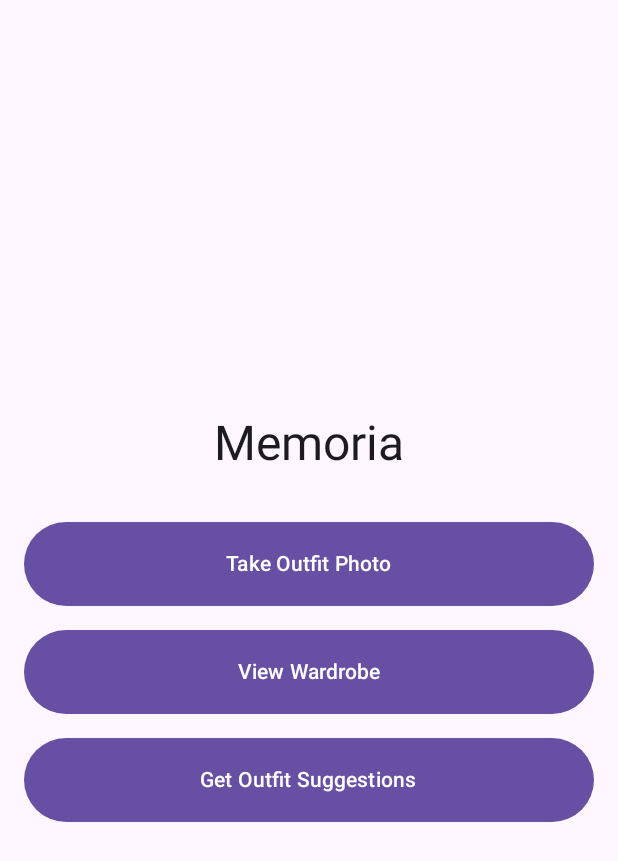
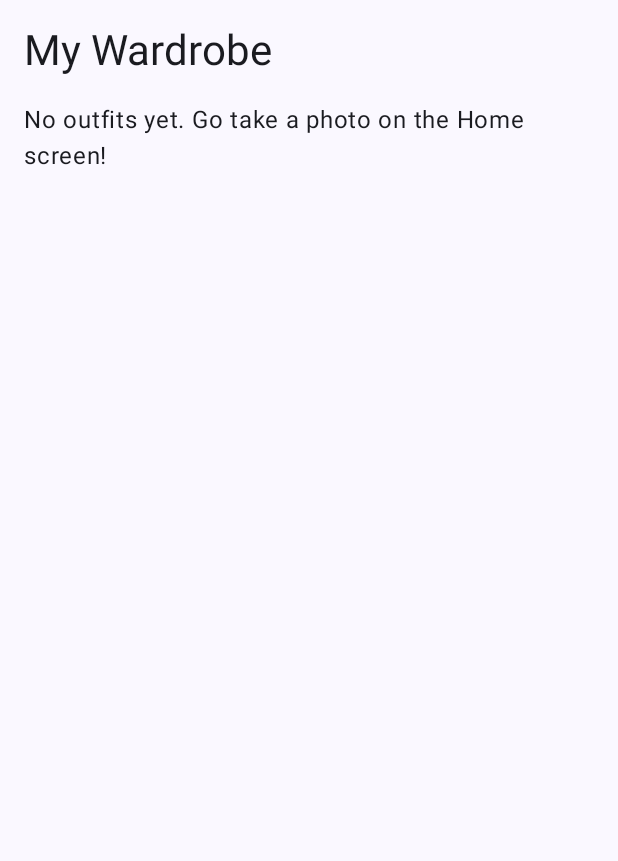
Before and after one commit to WillDvorak/MemoriaAndroid, an Android app built with Jetpack Compose: the screen it shows after launch (MainActivity), after a tap on "View Wardrobe", on a phone screen of 412 x 824 dp. Shown: the top 861 px of the screen. Run offline under Robolectric (Android 15) with nearby library versions, the phone set to English and light mode, and no system bars.

Commit message:
implemented navhost, uri list of images for display in wardrobeScreen

```diff
--- a/app/build.gradle.kts
+++ b/app/build.gradle.kts
@@ -51,6 +51,7 @@ dependencies {
     implementation(libs.androidx.compose.ui.graphics)
     implementation(libs.androidx.compose.ui.tooling.preview)
     implementation(libs.androidx.compose.material3)
+    implementation(libs.androidx.navigation.compose)
     testImplementation(libs.junit)
     androidTestImplementation(libs.androidx.junit)
     androidTestImplementation(libs.androidx.espresso.core)
--- a/app/src/main/java/com/cs407/memoria/MainActivity.kt
+++ b/app/src/main/java/com/cs407/memoria/MainActivity.kt
@@ -16,123 +16,22 @@ import androidx.compose.ui.Modifier
 import androidx.compose.ui.unit.dp
 import androidx.core.content.ContextCompat
 import androidx.core.content.FileProvider
+import com.cs407.memoria.ui.HomeScreen
+import com.cs407.memoria.ui.theme.MemoriaTheme
 import java.io.File
 
 class MainActivity : ComponentActivity() {
     override fun onCreate(savedInstanceState: Bundle?) {
         super.onCreate(savedInstanceState)
         setContent {
-            MaterialTheme {
+            MemoriaTheme {
                 Surface(
                     modifier = Modifier.fillMaxSize(),
                     color = MaterialTheme.colorScheme.background
                 ) {
-                    HomeScreen()
+                    Memoria()
                 }
             }
         }
     }
-
-    @Composable
-    fun HomeScreen() {
-        var hasCameraPermission by remember {
-            mutableStateOf(
-                ContextCompat.checkSelfPermission(
-                    this,
-                    Manifest.permission.CAMERA
-                ) == PackageManager.PERMISSION_GRANTED
-            )
-        }
-
-        var capturedImageUri by remember { mutableStateOf<Uri?>(null) }
-
-        // Permission launcher
-        val permissionLauncher = rememberLauncherForActivityResult(
-            contract = ActivityResultContracts.RequestPermission()
-        ) { isGranted ->
-            hasCameraPermission = isGranted
-        }
-
-        // Camera launcher
-        val cameraLauncher = rememberLauncherForActivityResult(
-            contract = ActivityResultContracts.TakePicture()
-        ) { success ->
-            if (success) {
-                // Photo was captured successfully
-                // capturedImageUri now contains the image
-            }
-        }
-
-        Column(
-            modifier = Modifier
-                .fillMaxSize()
-                .padding(16.dp),
-            horizontalAlignment = Alignment.CenterHorizontally,
-            verticalArrangement = Arrangement.Center
-        ) {
-            Text(
-                text = "Memoria",
-                style = MaterialTheme.typography.headlineLarge,
-                modifier = Modifier.padding(bottom = 32.dp)
-            )
-
-            if (hasCameraPermission) {
-                Button(
-                    onClick = {
-                        val uri = createImageUri()
-                        capturedImageUri = uri
-                        cameraLauncher.launch(uri)
-                    },
-                    modifier = Modifier
-                        .fillMaxWidth()
-                        .height(56.dp)
-                ) {
-                    Text("Take Outfit Photo")
-                }
-
-                Spacer(modifier = Modifier.height(16.dp))
-
-                Button(
-                    onClick = { /* Navigate to wardrobe screen */ },
-                    modifier = Modifier
-                        .fillMaxWidth()
-                        .height(56.dp)
-                ) {
-                    Text("View Wardrobe")
-                }
-
-                Spacer(modifier = Modifier.height(16.dp))
-
-                Button(
-                    onClick = { /* Navigate to recommendations screen */ },
-                    modifier = Modifier
-                        .fillMaxWidth()
-                        .height(56.dp)
-                ) {
-                    Text("Get Outfit Suggestions")
-                }
-            } else {
-                Text(
-                    text = "Camera permission is required to take photos",
-                    modifier = Modifier.padding(bottom = 16.dp)
-                )
-                Button(
-                    onClick = {
-                        permissionLauncher.launch(Manifest.permission.CAMERA)
-                    }
-                ) {
-                    Text("Grant Camera Permission")
-                }
-            }
-        }
-    }
-
-    private fun createImageUri(): Uri {
-        val imageFile = File(filesDir, "outfit_${System.currentTimeMillis()}.jpg")
-        return FileProvider.getUriForFile(
-            this,
-            "${packageName}.fileprovider",
-            imageFile
-        )
-    }
 }
--- /dev/null
+++ b/app/src/main/java/com/cs407/memoria/NavPages.kt
@@ -0,0 +1,49 @@
+package com.cs407.memoria
+
+import android.net.Uri
+import androidx.compose.runtime.Composable
+import androidx.compose.runtime.LaunchedEffect
+import androidx.compose.runtime.collectAsState
+import androidx.compose.runtime.getValue
+import androidx.compose.runtime.mutableStateListOf
+import androidx.compose.runtime.remember
+import androidx.compose.ui.Modifier
+import androidx.navigation.NavGraph.Companion.findStartDestination
+import androidx.navigation.NavHostController
+import androidx.navigation.compose.NavHost
+import androidx.navigation.compose.composable
+import androidx.navigation.compose.rememberNavController
+import com.cs407.memoria.ui.HomeScreen
+import com.cs407.memoria.ui.WardrobeScreen
+
+
+@Composable
+fun Memoria(modifier: Modifier = Modifier) {
+    val navController = rememberNavController()
+
+    // Shared state: outfit URIs for the whole app
+    val outfitUris = remember { mutableStateListOf<Uri>() }
+
+    NavHost(
+        navController = navController,
+        startDestination = "home",
+        modifier = modifier
+    ) {
+        composable("home") {
+            HomeScreen(
+                onViewWardrobe = {
+                    navController.navigate("wardrobe")
+                },
+                onAddOutfit = { uri ->
+                    outfitUris.add(uri)
+                }
+            )
+        }
+
+        composable("wardrobe") {
+            WardrobeScreen(
+                outfitImages = outfitUris
+            )
+        }
+    }
+}
--- /dev/null
+++ b/app/src/main/java/com/cs407/memoria/ui/HomeScreen.kt
@@ -0,0 +1,135 @@
+package com.cs407.memoria.ui
+
+import android.Manifest
+import android.content.pm.PackageManager
+import android.net.Uri
+import androidx.activity.compose.rememberLauncherForActivityResult
+import androidx.activity.result.contract.ActivityResultContracts
+import androidx.compose.foundation.layout.*
+import androidx.compose.material3.Button
+import androidx.compose.material3.MaterialTheme
+import androidx.compose.material3.Text
+import androidx.compose.runtime.*
+import androidx.compose.ui.Alignment
+import androidx.compose.ui.Modifier
+import androidx.compose.ui.platform.LocalContext
+import androidx.compose.ui.unit.dp
+import androidx.core.content.ContextCompat
+import androidx.core.content.FileProvider
+import java.io.File
+
+@Composable
+fun HomeScreen(
+    onViewWardrobe: () -> Unit,
+    onAddOutfit: (Uri) -> Unit
+) {
+    val context = LocalContext.current
+
+    var hasCameraPermission by remember {
+        mutableStateOf(
+            ContextCompat.checkSelfPermission(
+                context,
+                Manifest.permission.CAMERA
+            ) == PackageManager.PERMISSION_GRANTED
+        )
+    }
+
+    var capturedImageUri by remember { mutableStateOf<Uri?>(null) }
+
+    // Permission launcher
+    val permissionLauncher = rememberLauncherForActivityResult(
+        contract = ActivityResultContracts.RequestPermission()
+    ) { isGranted ->
+        hasCameraPermission = isGranted
+    }
+
+    // Camera launcher
+    val cameraLauncher = rememberLauncherForActivityResult(
+        contract = ActivityResultContracts.TakePicture()
+    ) { success ->
+        if (success && capturedImageUri != null) {
+            // Photo saved to storage; add to shared list
+            onAddOutfit(capturedImageUri!!)
+        }
+    }
+
+    Column(
+        modifier = Modifier
+            .fillMaxSize()
+            .padding(16.dp),
+        horizontalAlignment = Alignment.CenterHorizontally,
+        verticalArrangement = Arrangement.Center
+    ) {
+        Text(
+            text = "Memoria",
+            style = MaterialTheme.typography.headlineLarge,
+            modifier = Modifier.padding(bottom = 32.dp)
+        )
+
+        if (hasCameraPermission) {
+            Button(
+                onClick = {
+                    val uri = createImageUri(context)
+                    capturedImageUri = uri
+                    cameraLauncher.launch(uri)
+                },
+                modifier = Modifier
+                    .fillMaxWidth()
+                    .height(56.dp)
+            ) {
+                Text("Take Outfit Photo")
+            }
+
+            Spacer(modifier = Modifier.height(16.dp))
+
+            Button(
+                onClick = {
+                    onViewWardrobe()
+                },
+                modifier = Modifier
+                    .fillMaxWidth()
+                    .height(56.dp)
+            ) {
+                Text("View Wardrobe")
+            }
+
+            Spacer(modifier = Modifier.height(16.dp))
+
+            Button(
+                onClick = { /* Navigate to recommendations screen later */ },
+                modifier = Modifier
+                    .fillMaxWidth()
+                    .height(56.dp)
+            ) {
+                Text("Get Outfit Suggestions")
+            }
+        } else {
+            Text(
+                text = "Camera permission is required to take photos",
+                modifier = Modifier.padding(bottom = 16.dp)
+            )
+            Button(
+                onClick = {
+                    permissionLauncher.launch(Manifest.permission.CAMERA)
+                }
+            ) {
+                Text("Grant Camera Permission")
+            }
+        }
+    }
+}
+
+private fun createImageUri(
+    context: android.content.Context
+): Uri {
+    val imageFile = File(
+        context.filesDir,
+        "outfit_${System.currentTimeMillis()}.jpg"
+    )
+
+    return FileProvider.getUriForFile(
+        context,
+        "${context.packageName}.fileprovider",
+        imageFile
+    )
+}
--- /dev/null
+++ b/app/src/main/java/com/cs407/memoria/ui/WardrobeScreen.kt
@@ -0,0 +1,102 @@
+package com.cs407.memoria.ui
+
+import android.net.Uri
+import androidx.compose.foundation.Image
+import androidx.compose.foundation.layout.*
+import androidx.compose.foundation.lazy.LazyColumn
+import androidx.compose.foundation.lazy.items
+import androidx.compose.material3.Card
+import androidx.compose.material3.MaterialTheme
+import androidx.compose.material3.Text
+import androidx.compose.runtime.Composable
+import androidx.compose.ui.Alignment
+import androidx.compose.ui.Modifier
+import androidx.compose.ui.layout.ContentScale
+import androidx.compose.ui.unit.dp
+import android.graphics.BitmapFactory
+import androidx.compose.foundation.BorderStroke
+import androidx.compose.foundation.border
+import androidx.compose.foundation.lazy.grid.GridCells
+import androidx.compose.foundation.lazy.grid.LazyVerticalGrid
+import androidx.compose.foundation.lazy.grid.items
+import androidx.compose.runtime.remember
+import androidx.compose.ui.graphics.Color
+import androidx.compose.ui.graphics.asImageBitmap
+import androidx.compose.ui.platform.LocalContext
+
+@Composable
+fun WardrobeScreen(
+    outfitImages: List<Uri>  // This will be your list from HomeScreen
+) {
+    Column(
+        modifier = Modifier
+            .fillMaxSize()
+            .padding(16.dp)
+    ) {
+        Text(
+            text = "My Wardrobe",
+            style = MaterialTheme.typography.headlineMedium
+        )
+
+        Spacer(modifier = Modifier.height(16.dp))
+
+        if (outfitImages.isEmpty()) {
+            Text("No outfits yet. Go take a photo on the Home screen!")
+        } else {
+            LazyVerticalGrid(
+                columns = GridCells.Fixed(2),
+                modifier = Modifier.fillMaxSize(),
+                verticalArrangement = Arrangement.spacedBy(12.dp),
+                horizontalArrangement = Arrangement.spacedBy(12.dp),
+                contentPadding = PaddingValues(bottom = 16.dp)
+            ) {
+                items(outfitImages) { imageUri ->
+                    OutfitCard(imageUri = imageUri)
+                }
+            }
+        }
+    }
+}
+
+@Composable
+fun OutfitCard(imageUri: Uri) {
+    val context = LocalContext.current
+
+    // Decode the bitmap from the Uri (simple version)
+    val bitmap = remember(imageUri) {
+        context.contentResolver.openInputStream(imageUri)?.use { input ->
+            BitmapFactory.decodeStream(input)
+        }
+    }
+
+    if (bitmap != null) {
+        Card(
+            modifier = Modifier
+                .fillMaxWidth()
+                .aspectRatio(9f / 16f)
+                .border(BorderStroke(4.dp, Color.Black), )
+        ) {
+            Image(
+                bitmap = bitmap.asImageBitmap(),
+                contentDescription = "Outfit photo",
+                modifier = Modifier.fillMaxSize().padding(10.dp),
+                contentScale = ContentScale.Crop
+
+            )
+        }
+    } else {
+        // Optional: fallback UI if bitmap can't be decoded
+        Card(
+            modifier = Modifier
+                .fillMaxWidth()
+                .height(260.dp),
+        ) {
+            Box(
+                modifier = Modifier.fillMaxSize(),
+                contentAlignment = Alignment.Center
+            ) {
+                Text("Could not load image")
+            }
+        }
+    }
+}
--- a/gradle/libs.versions.toml
+++ b/gradle/libs.versions.toml
@@ -8,6 +8,7 @@ espressoCore = "3.7.0"
 lifecycleRuntimeKtx = "2.9.4"
 activityCompose = "1.11.0"
 composeBom = "2024.09.00"
+navigationCompose = "2.9.6"
 
 [libraries]
 androidx-core-ktx = { group = "androidx.core", name = "core-ktx", version.ref = "coreKtx" }
@@ -24,6 +25,7 @@ androidx-compose-ui-tooling-preview = { group = "androidx.compose.ui", name = "u
 androidx-compose-ui-test-manifest = { group = "androidx.compose.ui", name = "ui-test-manifest" }
 androidx-compose-ui-test-junit4 = { group = "androidx.compose.ui", name = "ui-test-junit4" }
 androidx-compose-material3 = { group = "androidx.compose.material3", name = "material3" }
+androidx-navigation-compose = { group = "androidx.navigation", name = "navigation-compose", version.ref = "navigationCompose" }
 
 [plugins]
 android-application = { id = "com.android.application", version.ref = "agp" }
```
